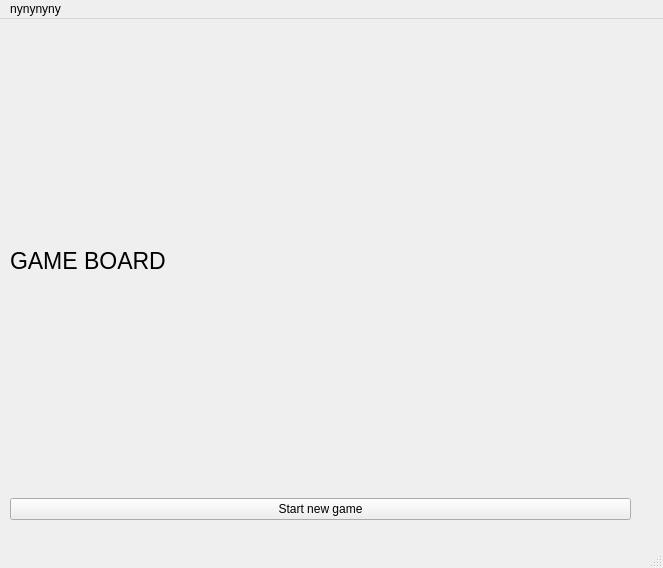
Before: the Qt Designer form src/gui/mainwindow.ui in threescomplement/proi-chess, drawn with Qt 5.
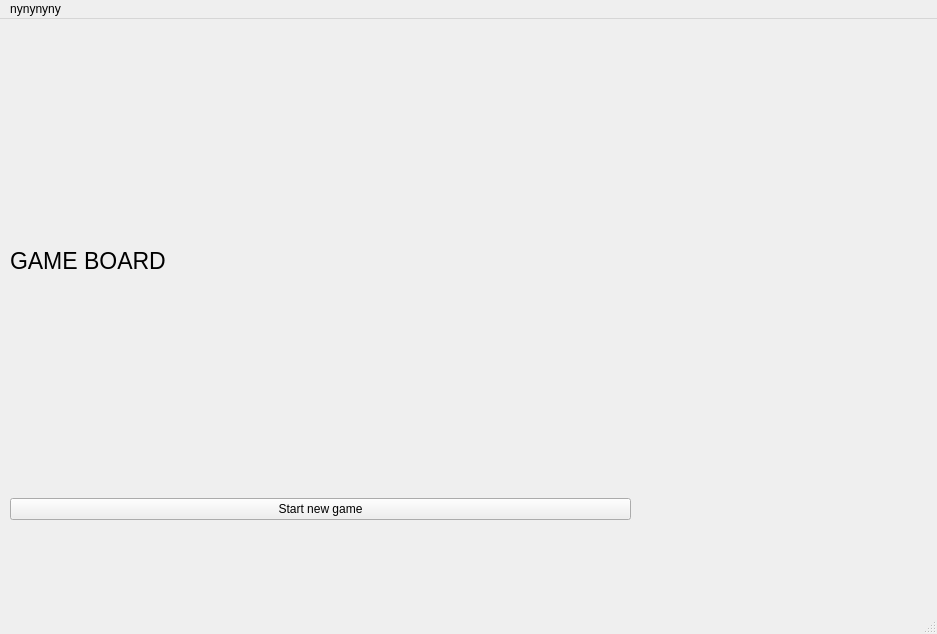
After: the same form once the commit is applied.

Commit message: Made the Fields children of Board for better alignment

The edit to the form file:
```diff
--- a/src/gui/mainwindow.ui
+++ b/src/gui/mainwindow.ui
@@ -6,8 +6,8 @@
    <rect>
     <x>0</x>
     <y>0</y>
-    <width>663</width>
-    <height>568</height>
+    <width>937</width>
+    <height>634</height>
    </rect>
   </property>
   <property name="sizePolicy">
@@ -63,7 +63,7 @@
     <rect>
      <x>0</x>
      <y>0</y>
-     <width>663</width>
+     <width>937</width>
      <height>22</height>
     </rect>
    </property>
```
The commit also changes 1 other file.
